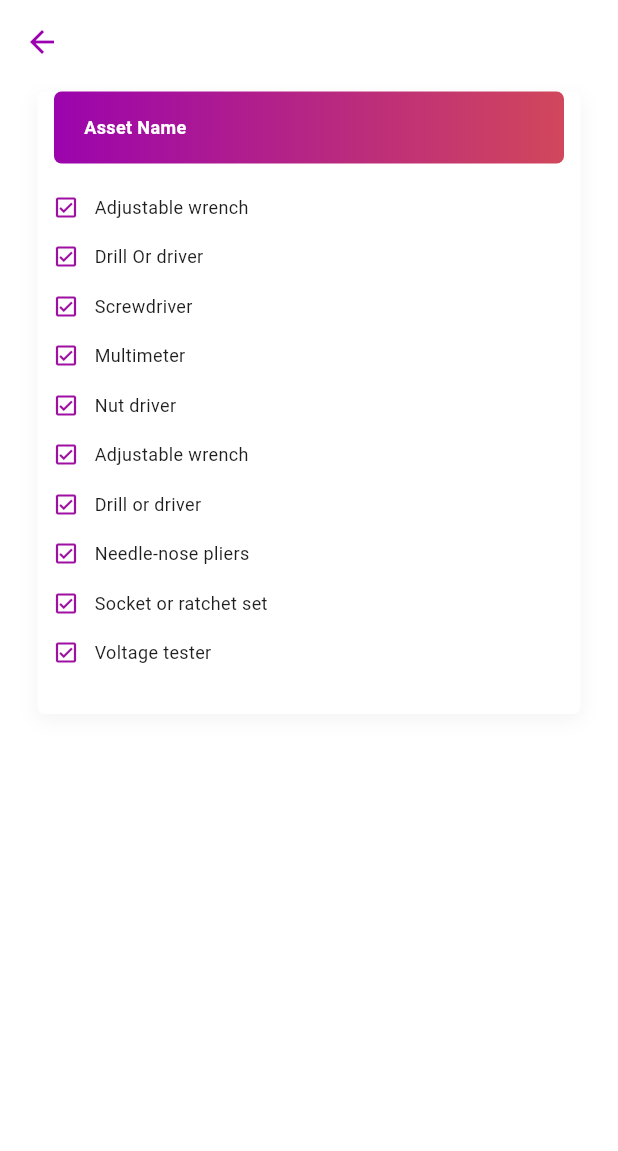
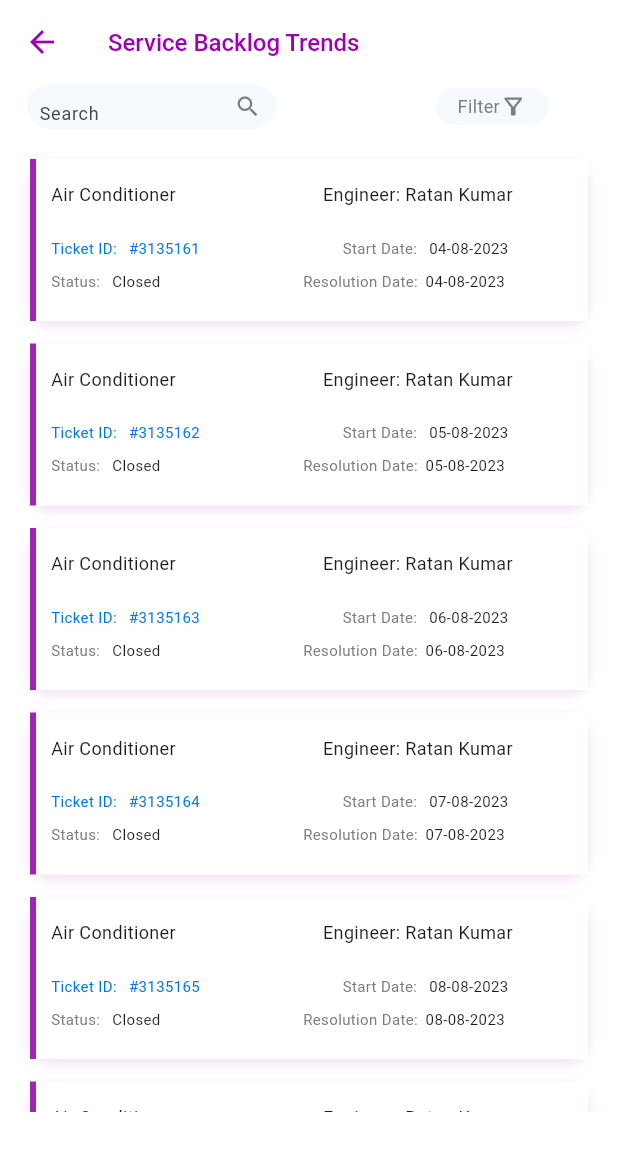
Before and after one commit to ctoaara/serviceapp, a Flutter app: the screen it shows after launch, on a phone screen of 412 x 824 dp. Shown: the top 1151 px of the screen. Run offline on Flutter 3.47's test engine with Material 3 defaults, Android fonts, the light colour scheme and no system bars; Roboto replaces fonts that are missing (Poppins).

Commit message:
Added one more screen(tadays task)

```diff
--- a/lib/main.dart
+++ b/lib/main.dart
@@ -1,6 +1,4 @@
-import 'package:bharat_erp/pages/asset_name_list.dart';
-import 'package:bharat_erp/pages/pending_spare_part.dart';
-
+import 'package:bharat_erp/pages/service_backlog_trend.dart';
 import 'package:flutter/material.dart';
 
 void main() {
@@ -35,6 +33,6 @@ class MyApp extends StatelessWidget {
           colorScheme: ColorScheme.fromSeed(seedColor: Colors.deepPurple),
           useMaterial3: true,
         ),
-        home: const AssetName());
+        home: const ServiceBacklogTrends());
   }
 }
--- /dev/null
+++ b/lib/pages/service_backlog_trend.dart
@@ -0,0 +1,323 @@
+import 'package:flutter/material.dart';
+
+class ServiceBacklogTrends extends StatelessWidget {
+  const ServiceBacklogTrends({super.key});
+
+  @override
+  Widget build(BuildContext context) {
+    return Scaffold(
+      backgroundColor: Colors.white,
+      appBar: AppBar(
+          elevation: 0,
+          centerTitle: false,
+          title: const Text(
+            'Service Backlog Trends',
+            style: TextStyle(
+              color: Color(0xFF9C00B1),
+              fontSize: 16,
+              fontFamily: 'Poppins',
+              fontWeight: FontWeight.w500,
+            ),
+          ),
+          backgroundColor: Colors.white,
+          leading: IconButton(
+              onPressed: () {},
+              icon: const Icon(
+                Icons.arrow_back_sharp,
+                color: Color(0xFF9C00B1),
+              ))),
+      body: Column(
+        children: [
+          Row(
+            mainAxisAlignment: MainAxisAlignment.spaceEvenly,
+            children: [
+              Container(
+                width: 166,
+                height: 30,
+
+                decoration: ShapeDecoration(
+                  color: const Color(0x84EEF6FF),
+                  shape: RoundedRectangleBorder(
+                    borderRadius: BorderRadius.circular(30),
+                  ),
+                ),
+                // Adjust horizontal padding
+                child: const Row(
+                  children: [
+                    // Add spacing between icon and text field
+                    SizedBox(
+                      width: 8,
+                    ),
+                    Expanded(
+                      child: TextField(
+                        textAlign: TextAlign.start,
+                        style: TextStyle(
+                          color: Color(0xFF7C7D7E),
+                          fontSize: 12,
+                          fontFamily: 'Poppins',
+                          fontWeight: FontWeight.w400,
+                        ),
+                        decoration: InputDecoration(
+                          hintText: "Search", // Placeholder text
+                          border: InputBorder.none, // Remove border
+                        ),
+                      ),
+                    ),
+                    Icon(
+                      Icons.search_sharp,
+                      size: 18,
+                      weight: 0.1,
+                      color: Color(0xFF7C7D7E),
+                    ), // Search icon
+                    SizedBox(width: 10.0),
+                  ],
+                ),
+              ),
+              const SizedBox(
+                width: 70,
+              ),
+              PopupMenuButton(
+                elevation: 5,
+                shape: RoundedRectangleBorder(
+                    borderRadius: BorderRadius.circular(5)),
+                onSelected: (value) {
+                  print("Selected $value");
+                },
+                surfaceTintColor: Colors.white,
+                shadowColor: Colors.black,
+                itemBuilder: (BuildContext context) {
+                  return <PopupMenuEntry<String>>[
+                    const PopupMenuItem<String>(
+                      value: 'Daily',
+                      child: Text('Daily'),
+                    ),
+                    const PopupMenuItem<String>(
+                      value: 'Weekly',
+                      child: Text('Weekly'),
+                    ),
+                    const PopupMenuItem<String>(
+                      value: 'Monthly',
+                      child: Text('Monthly'),
+                    ),
+                  ];
+                },
+                child: Container(
+                  width: 75,
+                  height: 25,
+                  decoration: ShapeDecoration(
+                    color: const Color(0x84EEF6FF),
+                    shape: RoundedRectangleBorder(
+                      borderRadius: BorderRadius.circular(30),
+                    ),
+                  ),
+                  child: const Row(
+                    mainAxisAlignment: MainAxisAlignment.center,
+                    children: [
+                      Text(
+                        "Filter",
+                        textAlign: TextAlign.center,
+                        style: TextStyle(
+                          color: Color(0xFF7C7D7E),
+                          fontSize: 12,
+                          fontFamily: 'Poppins',
+                          fontWeight: FontWeight.w400,
+                        ),
+                      ),
+                      Icon(
+                        Icons.filter_alt_outlined,
+                        weight: 0.1,
+                        size: 18,
+                        color: Color(0xFF7C7D7E),
+                      )
+                    ],
+                  ),
+                ),
+              ),
+              const SizedBox(width: 10),
+            ],
+          ),
+          SingleChildScrollView(
+            clipBehavior: Clip.antiAlias,
+            padding: const EdgeInsets.only(top: 5, bottom: 20),
+            child: Container(
+              height: 650,
+              width: double.infinity,
+              child: ListView.builder(
+                padding: const EdgeInsets.only(
+                  top: 5,
+                  bottom: 10,
+                ),
+                scrollDirection: Axis.vertical,
+                shrinkWrap: true,
+                itemCount: 6,
+                itemBuilder: (context, index) {
+                  return Container(
+                    decoration: BoxDecoration(
+                      boxShadow: [
+                        BoxShadow(
+                          color: Colors.purple.shade50, // Shadow color
+                          offset: const Offset(0,
+                              3), // Offset of the shadow (horizontal, vertical)
+                          blurRadius: 5, // Blur radius
+                          spreadRadius: 1, // Spread radius
+                        ),
+                      ],
+                      borderRadius: const BorderRadius.all(Radius.circular(15)),
+                    ),
+                    margin: const EdgeInsets.only(
+                        top: 10, left: 20, right: 20, bottom: 5),
+                    width: 330,
+                    height: 108,
+                    child: Container(
+                        width: 328,
+                        height: 130,
+                        decoration: const BoxDecoration(
+                          color: Colors.white,
+                          border: Border(
+                            left: BorderSide(
+                                width: 4,
+                                color: Colors.purple,
+                                style: BorderStyle.solid),
+                          ),
+                        ),
+                        child: Column(
+                          children: [
+                            const SizedBox(height: 15),
+                            const Row(
+                              children: [
+                                SizedBox(width: 10),
+                                Text(
+                                  'Air Conditioner',
+                                  style: TextStyle(
+                                    color: Color(0xFF1E1E1E),
+                                    fontSize: 12,
+                                    fontFamily: 'Poppins',
+                                    fontWeight: FontWeight.w400,
+                                  ),
+                                ),
+                                SizedBox(width: 8),
+                                SizedBox(
+                                  width: 90,
+                                ),
+                                Text(
+                                  'Engineer: Ratan Kumar',
+                                  style: TextStyle(
+                                    color: Color(0xFF1E1E1E),
+                                    fontSize: 12,
+                                    fontFamily: 'Poppins',
+                                    fontWeight: FontWeight.w400,
+                                  ),
+                                )
+                              ],
+                            ),
+                            const SizedBox(height: 20),
+                            Row(
+                              children: [
+                                const SizedBox(width: 10),
+                                const Text(
+                                  'Ticket ID:',
+                                  textAlign: TextAlign.center,
+                                  style: TextStyle(
+                                    color: Color(0xFF0076EF),
+                                    fontSize: 10,
+                                    fontFamily: 'Poppins',
+                                    fontWeight: FontWeight.w400,
+                                  ),
+                                ),
+                                const SizedBox(width: 8),
+                                Text(
+                                  '#313516${index + 1}',
+                                  textAlign: TextAlign.center,
+                                  style: const TextStyle(
+                                    color: Color(0xFF0076EF),
+                                    fontSize: 10,
+                                    fontFamily: 'Poppins',
+                                    fontWeight: FontWeight.w400,
+                                  ),
+                                ),
+                                const SizedBox(width: 85),
+                                const SizedBox(width: 10),
+                                const Text(
+                                  'Start Date:',
+                                  textAlign: TextAlign.center,
+                                  style: TextStyle(
+                                    color: Color(0xFF7C7D7E),
+                                    fontSize: 10,
+                                    fontFamily: 'Poppins',
+                                    fontWeight: FontWeight.w400,
+                                  ),
+                                ),
+                                const SizedBox(width: 8),
+                                Text(
+                                  '0${index + 4}-08-2023',
+                                  textAlign: TextAlign.center,
+                                  style: const TextStyle(
+                                    color: Color(0xFF1E1E1E),
+                                    fontSize: 10,
+                                    fontFamily: 'Poppins',
+                                    fontWeight: FontWeight.w400,
+                                  ),
+                                ),
+                              ],
+                            ),
+                            const SizedBox(height: 8),
+                            Row(
+                              children: [
+                                const SizedBox(width: 10),
+                                const Text(
+                                  'Status:',
+                                  textAlign: TextAlign.center,
+                                  style: TextStyle(
+                                    color: Color(0xFF7C7D7E),
+                                    fontSize: 10,
+                                    fontFamily: 'Poppins',
+                                    fontWeight: FontWeight.w400,
+                                  ),
+                                ),
+                                const SizedBox(width: 8),
+                                const Text(
+                                  'Closed',
+                                  textAlign: TextAlign.center,
+                                  style: TextStyle(
+                                    color: Color(0xFF1E1E1E),
+                                    fontSize: 10,
+                                    fontFamily: 'Poppins',
+                                    fontWeight: FontWeight.w400,
+                                  ),
+                                ),
+                                const SizedBox(width: 95),
+                                const Text(
+                                  'Resolution Date:',
+                                  textAlign: TextAlign.center,
+                                  style: TextStyle(
+                                    color: Color(0xFF7C7D7E),
+                                    fontSize: 10,
+                                    fontFamily: 'Poppins',
+                                    fontWeight: FontWeight.w400,
+                                  ),
+                                ),
+                                const SizedBox(width: 5),
+                                Text(
+                                  '0${index + 4}-08-2023',
+                                  textAlign: TextAlign.center,
+                                  style: const TextStyle(
+                                    color: Color(0xFF1E1E1E),
+                                    fontSize: 10,
+                                    fontFamily: 'Poppins',
+                                    fontWeight: FontWeight.w400,
+                                  ),
+                                ),
+                              ],
+                            )
+                          ],
+                        )),
+                  );
+                },
+              ),
+            ),
+          )
+        ],
+      ),
+    );
+  }
+}
--- a/lib/pages/sla_cpmpliance.dart
+++ b/lib/pages/sla_cpmpliance.dart
@@ -159,8 +159,19 @@ class SLACompliance extends StatelessWidget {
                                 ),
                               ),
                               const SizedBox(width: 8),
-                              const Text(
-                                'Critical',
+                              index.isEven
+                                  ? Text(
+                                      'Pending',
+                                      textAlign: TextAlign.center,
+                                      style: TextStyle(
+                                        color: Color(0xFF1E1E1E),
+                                        fontSize: 10,
+                                        fontFamily: 'Poppins',
+                                        fontWeight: FontWeight.w400,
+                                      ),
+                                    )
+                                  : Text(
+                                      'Open',
                                       textAlign: TextAlign.center,
                                       style: TextStyle(
                                         color: Color(0xFF1E1E1E),
```
Lines whose indentation alone changed are shown as unchanged.
